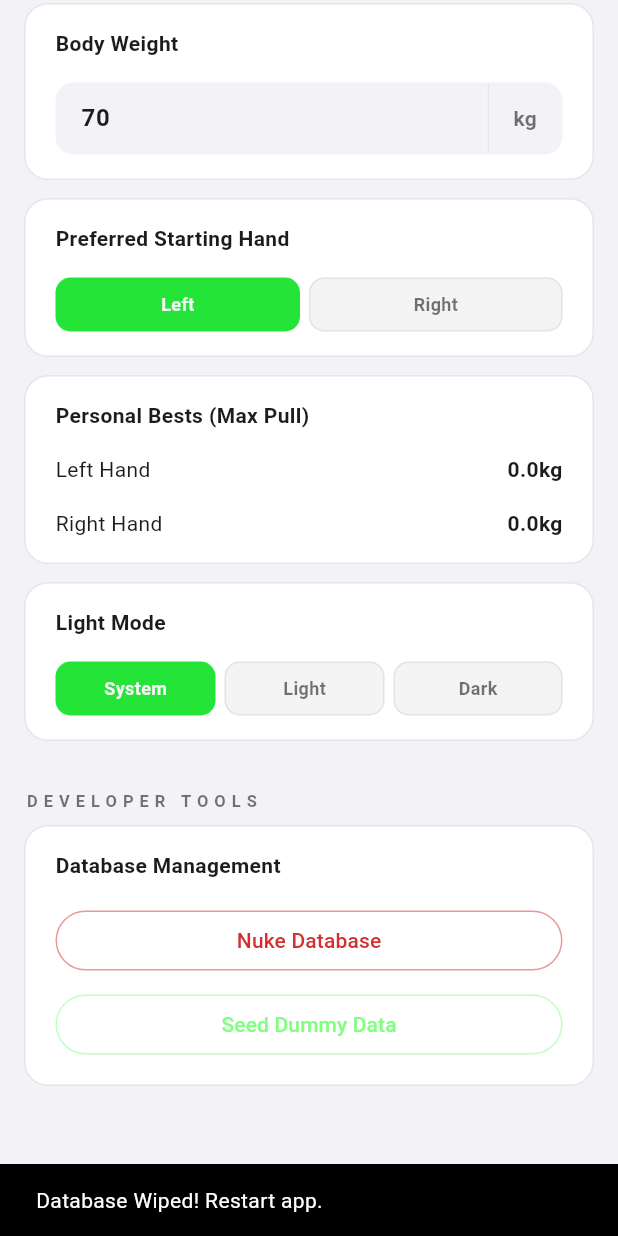
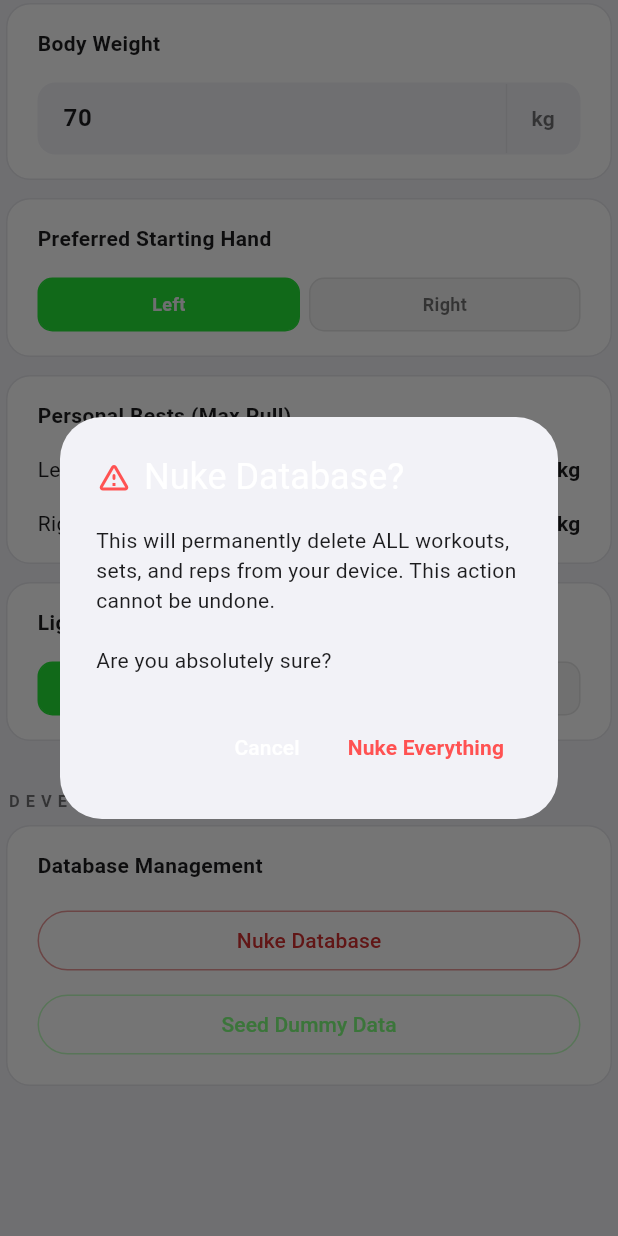
Before and after one commit to cpearce-py/lifter, a Flutter app: the ProfilePage screen opened directly, scrolled down 242 dp, after a tap on "Nuke Database", on a phone screen of 412 x 824 dp. Run offline on Flutter 3.47's test engine with Material 3 defaults, Android fonts, the phone set to English and light mode, and no system bars; our stand-ins replace fl_chart, flutter_blue_plus, flutter_riverpod, shared_preferences, sqflite, visibility_detector and 1 more; accounts and stored records are empty.

Commit message:
adding confirmation to nuking database, lost all my data:(

```diff
--- a/lib/features/user/ui/profile_page.dart
+++ b/lib/features/user/ui/profile_page.dart
@@ -10,6 +10,58 @@ import 'package:lifter/core/ui/widgets/app_card.dart';
 import 'package:lifter/core/ui/widgets/controls.dart';
 import 'package:lifter/features/workouts/models/base_models.dart';
 import '../providers/user_settings_provider.dart';
+
+Future<void> _confirmNukeDatabase(BuildContext context) async {
+    final confirmed = await showDialog<bool>(
+      context: context,
+      // Forces me to actually tap a button instead of just tapping outside the box!
+      barrierDismissible: false,
+      builder: (context) => AlertDialog(
+        backgroundColor: context.background,
+        title: Row(
+          children: const [
+            Icon(Icons.warning_amber_rounded, color: Colors.redAccent),
+            SizedBox(width: 8),
+            Text("Nuke Database?", style: TextStyle(color: Colors.white)),
+          ],
+        ),
+        content: Text(
+          'This will permanently delete ALL workouts, sets, and reps from your device. This action cannot be undone.\n\nAre you absolutely sure?',
+          style: TextStyle(color: context.textPrimary),
+        ),
+        actions: [
+          TextButton(
+            onPressed: () => Navigator.of(context).pop(false),
+            child: const Text('Cancel', style: TextStyle(color: Colors.white)),
+          ),
+          TextButton(
+            onPressed: () => Navigator.of(context).pop(true),
+            style: TextButton.styleFrom(
+              foregroundColor: Colors.redAccent, // Deep red for danger
+            ),
+            child: const Text('Nuke Everything', style: TextStyle(fontWeight: FontWeight.bold)),
+          ),
+        ],
+      )
+    );
+
+    // If they hit cancel or dismissed it, stop right here.
+    if (confirmed != true) return;
+
+    HapticFeedback.heavyImpact();
+    DatabaseService.instance.wipeDatabase();
+
+    if (context.mounted) {
+      ScaffoldMessenger.of(context).showSnackBar(
+        const SnackBar(
+          content: Text('Database wiped clean.'),
+          backgroundColor: Colors.redAccent,
+          behavior: SnackBarBehavior.floating,
+        ),
+      );
+    }
+  }
+
 
 class ProfilePage extends ConsumerWidget {
   const ProfilePage({super.key});
@@ -57,7 +109,7 @@ class ProfilePage extends ConsumerWidget {
           ),
 
           SliverPadding(
-            padding: const EdgeInsets.symmetric(horizontal: 16),
+            padding: const EdgeInsets.symmetric(horizontal: 4),
             sliver: SliverList(
               delegate: SliverChildListDelegate([
                 // --- Metric Toggle ---
@@ -168,12 +220,13 @@ class ProfilePage extends ConsumerWidget {
                         side: BorderSide(color: context.danger.withOpacity(0.5)),
                       ),
                       onPressed: () {
-                        HapticFeedback.heavyImpact();
-                        DatabaseService.instance.wipeDatabase();
-                        // Optional: Show a quick snackbar
-                        ScaffoldMessenger.of(context).showSnackBar(
-                          const SnackBar(content: Text('Database Wiped! Restart app.')),
-                        );
+                        _confirmNukeDatabase(context);
+                        // HapticFeedback.heavyImpact();
+                        // DatabaseService.instance.wipeDatabase();
+                        // // Optional: Show a quick snackbar
+                        // ScaffoldMessenger.of(context).showSnackBar(
+                        //   const SnackBar(content: Text('Database Wiped! Restart app.')),
+                        // );
                       },
                       child: const Text('Nuke Database'),
                     ),
```
